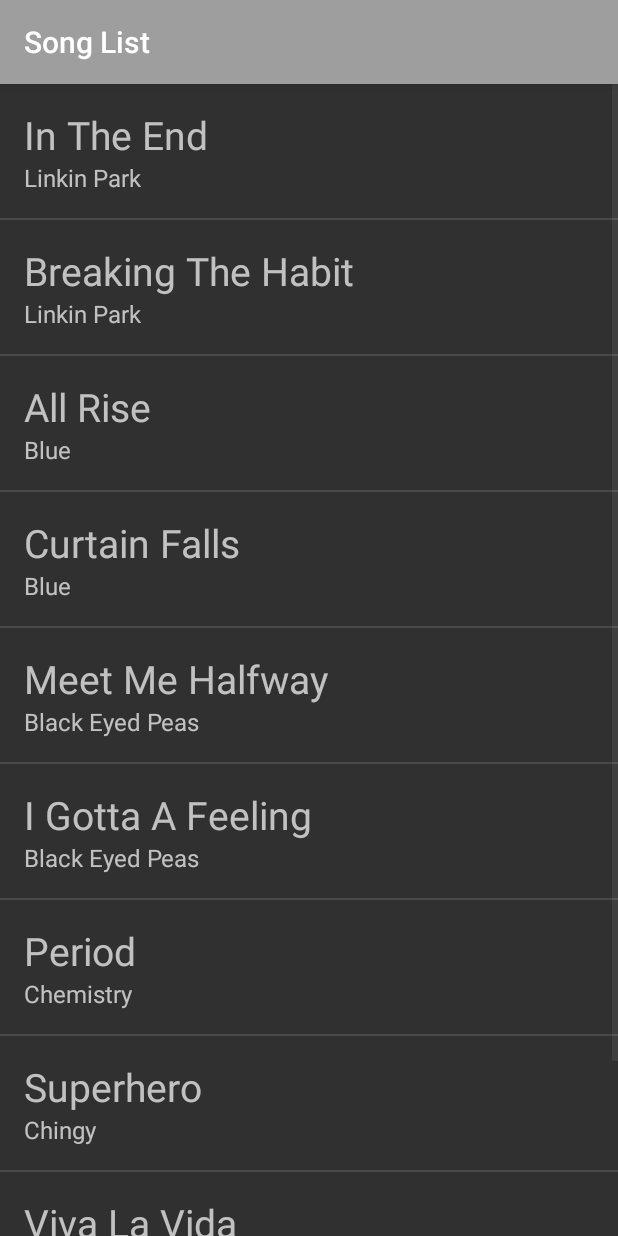
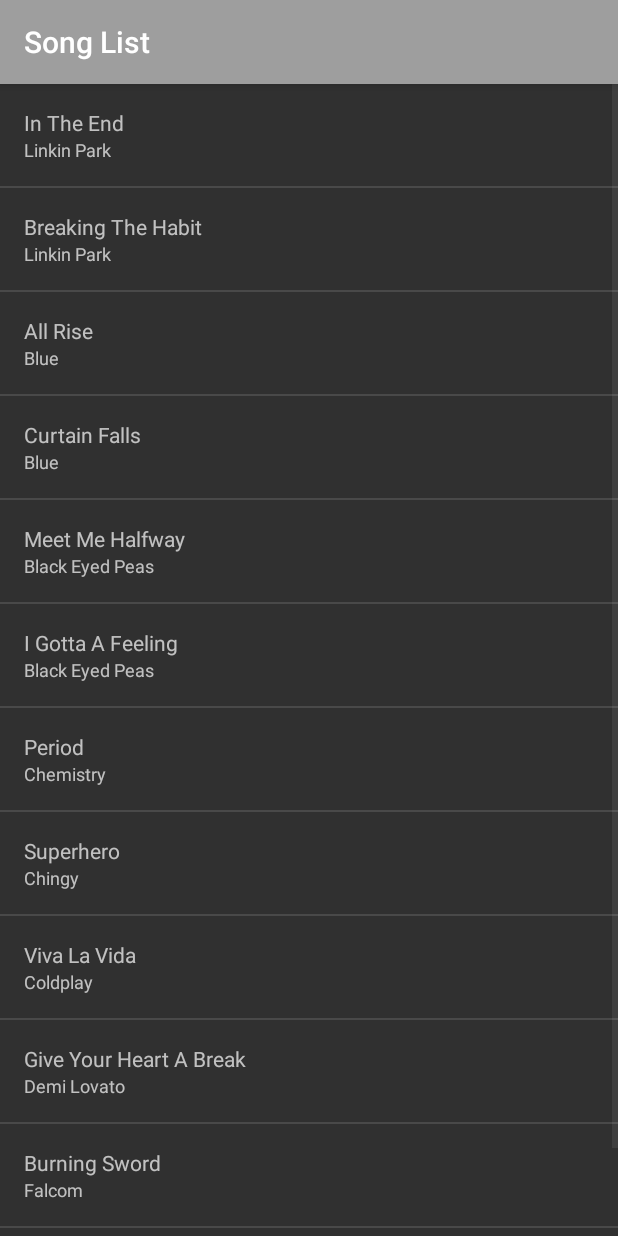
Before and after one commit to Mazin1989/MusicalStructureAppProject, an Android app: the SongsActivity screen opened directly, with no data from a screen before it, on a phone screen of 412 x 824 dp. Run offline under Robolectric (Android 15) with nearby library versions, the phone set to English and light mode, and no system bars.

Commit message:
Add files via upload

```diff
--- a/app/src/main/AndroidManifest.xml
+++ b/app/src/main/AndroidManifest.xml
@@ -15,7 +15,8 @@
             android:label="@string/song_list" />
 
         <activity
-            android:name=".NowPlaying" />
+            android:name=".NowPlaying"
+            android:label="@string/now_playing_text_view" />
 
         <activity android:name=".MainActivity">
             <intent-filter>
--- a/app/src/main/java/com/example/android/musicalstructureappproject/Song.java
+++ b/app/src/main/java/com/example/android/musicalstructureappproject/Song.java
@@ -5,15 +5,18 @@ public class Song {
     private String mSongName;
     private String mArtistName;
 
+    //Object class to be used when adding values in the ArrayList songs
     public Song(String songName, String artistName) {
         mSongName = songName;
         mArtistName = artistName;
     }
 
+    //method to get song name
     public String getSongName() {
         return mSongName;
     }
 
+    //method to get artist name
     public String getArtistName() {
         return mArtistName;
     }
--- a/app/src/main/java/com/example/android/musicalstructureappproject/SongsActivity.java
+++ b/app/src/main/java/com/example/android/musicalstructureappproject/SongsActivity.java
@@ -19,7 +19,7 @@ public class SongsActivity extends AppCompatActivity {
         super.onCreate(savedInstanceState);
         setContentView(R.layout.songs);
 
-        //create an ArrayList of String with the songs values
+        //create an ArrayList of Song with the song values (song name & artist name)
         ArrayList<Song> songs = new ArrayList<Song>();
 
         songs.add(new Song("In The End", "Linkin Park"));
@@ -32,6 +32,9 @@ public class SongsActivity extends AppCompatActivity {
         songs.add(new Song("Superhero", "Chingy"));
         songs.add(new Song("Viva La Vida", "Coldplay"));
         songs.add(new Song("Give Your Heart A Break", "Demi Lovato"));
+        songs.add(new Song("Burning Sword", "Falcom"));
+        songs.add(new Song("Again", "Yui"));
+
 
 
         SongAdapter adapter = new SongAdapter(this, songs);
--- a/app/src/main/res/layout/list_item.xml
+++ b/app/src/main/res/layout/list_item.xml
@@ -10,14 +10,14 @@
         android:layout_width="wrap_content"
         android:layout_height="wrap_content"
         android:text="Song Name"
-        android:textSize="26sp"/>
+        android:textSize="14sp"/>
 
     <TextView
         android:id="@+id/artist_name"
         android:layout_width="wrap_content"
         android:layout_height="wrap_content"
         android:text="Artist Name"
-        android:textSize="16sp"/>
+        android:textSize="12sp"/>
 
 
 </LinearLayout>
--- a/app/src/main/res/values/styles.xml
+++ b/app/src/main/res/values/styles.xml
@@ -15,6 +15,6 @@
         <item name="android:gravity">center_vertical</item>
         <item name="android:padding">16dp</item>
         <item name="android:textStyle">bold</item>
-        <item name="android:textSize">24sp</item>
+        <item name="android:textSize">20sp</item>
     </style>
 </resources>
```
